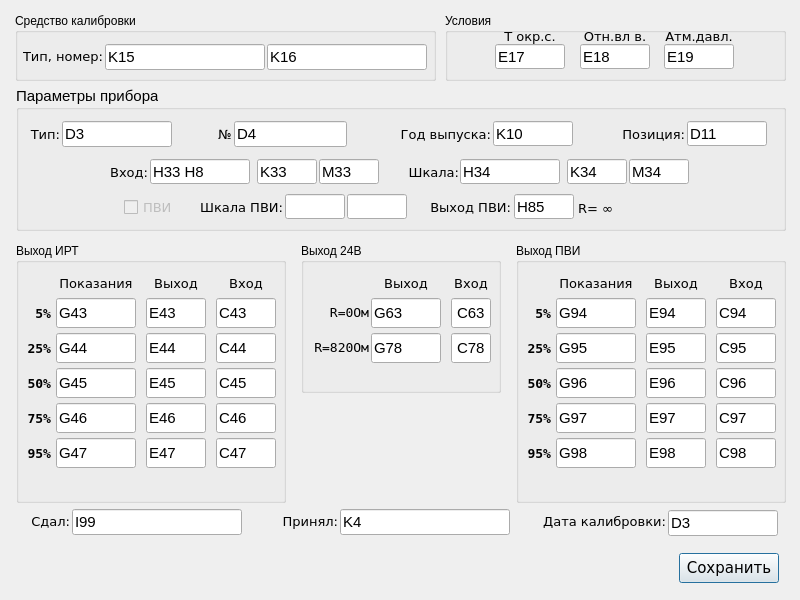
First picture: the form in settings.ui, repository asd192/CalibrationIRT59, before the edit.
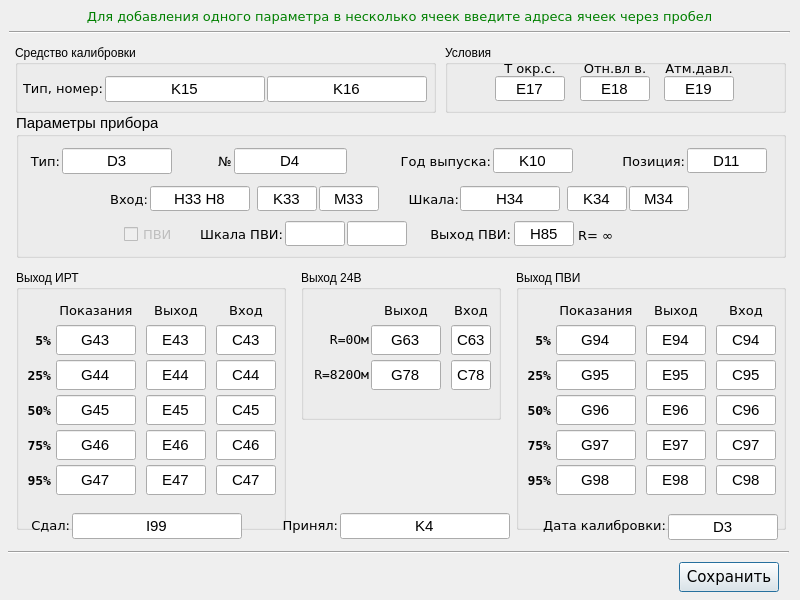
Second picture: the form after the edit.

Patch:
```diff
--- a/settings.ui
+++ b/settings.ui
@@ -17,7 +17,7 @@
    <property name="geometry">
     <rect>
      <x>16</x>
-     <y>86</y>
+     <y>113</y>
      <width>770</width>
      <height>145</height>
     </rect>
@@ -233,6 +233,7 @@
       <family>Segoe UI</family>
       <pointsize>11</pointsize>
       <weight>50</weight>
+      <italic>false</italic>
       <bold>false</bold>
      </font>
     </property>
@@ -245,6 +246,9 @@
     <property name="maxLength">
      <number>6</number>
     </property>
+    <property name="alignment">
+     <set>Qt::AlignCenter</set>
+    </property>
     <property name="readOnly">
      <bool>false</bool>
     </property>
@@ -266,6 +270,7 @@
       <family>Segoe UI</family>
       <pointsize>11</pointsize>
       <weight>50</weight>
+      <italic>false</italic>
       <bold>false</bold>
      </font>
     </property>
@@ -278,6 +283,9 @@
     <property name="maxLength">
      <number>6</number>
     </property>
+    <property name="alignment">
+     <set>Qt::AlignCenter</set>
+    </property>
     <property name="readOnly">
      <bool>false</bool>
     </property>
@@ -299,6 +307,7 @@
       <family>Segoe UI</family>
       <pointsize>11</pointsize>
       <weight>50</weight>
+      <italic>false</italic>
       <bold>false</bold>
      </font>
     </property>
@@ -314,6 +323,9 @@
     <property name="maxLength">
      <number>6</number>
     </property>
+    <property name="alignment">
+     <set>Qt::AlignCenter</set>
+    </property>
     <property name="readOnly">
      <bool>false</bool>
     </property>
@@ -335,6 +347,7 @@
       <family>Segoe UI</family>
       <pointsize>11</pointsize>
       <weight>50</weight>
+      <italic>false</italic>
       <bold>false</bold>
      </font>
     </property>
@@ -350,6 +363,9 @@
     <property name="maxLength">
      <number>6</number>
     </property>
+    <property name="alignment">
+     <set>Qt::AlignCenter</set>
+    </property>
     <property name="readOnly">
      <bool>false</bool>
     </property>
@@ -371,6 +387,7 @@
       <family>Segoe UI</family>
       <pointsize>11</pointsize>
       <weight>50</weight>
+      <italic>false</italic>
       <bold>false</bold>
      </font>
     </property>
@@ -380,6 +397,9 @@
     <property name="maxLength">
      <number>6</number>
     </property>
+    <property name="alignment">
+     <set>Qt::AlignCenter</set>
+    </property>
     <property name="readOnly">
      <bool>false</bool>
     </property>
@@ -401,6 +421,7 @@
       <family>Segoe UI</family>
       <pointsize>11</pointsize>
       <weight>50</weight>
+      <italic>false</italic>
       <bold>false</bold>
      </font>
     </property>
@@ -410,6 +431,9 @@
     <property name="maxLength">
      <number>6</number>
     </property>
+    <property name="alignment">
+     <set>Qt::AlignCenter</set>
+    </property>
     <property name="readOnly">
      <bool>false</bool>
     </property>
@@ -509,6 +533,7 @@
       <family>Segoe UI</family>
       <pointsize>11</pointsize>
       <weight>50</weight>
+      <italic>false</italic>
       <bold>false</bold>
      </font>
     </property>
@@ -518,6 +543,9 @@
     <property name="maxLength">
      <number>12</number>
     </property>
+    <property name="alignment">
+     <set>Qt::AlignCenter</set>
+    </property>
    </widget>
    <widget class="QLineEdit" name="s_parametr_position">
     <property name="geometry">
@@ -533,12 +561,16 @@
       <family>Segoe UI</family>
       <pointsize>11</pointsize>
       <weight>50</weight>
+      <italic>false</italic>
       <bold>false</bold>
      </font>
     </property>
     <property name="text">
      <string>D11</string>
     </property>
+    <property name="alignment">
+     <set>Qt::AlignCenter</set>
+    </property>
    </widget>
    <widget class="QLineEdit" name="s_parametr_type">
     <property name="geometry">
@@ -554,6 +586,7 @@
       <family>Segoe UI</family>
       <pointsize>11</pointsize>
       <weight>50</weight>
+      <italic>false</italic>
       <bold>false</bold>
      </font>
     </property>
@@ -563,6 +596,9 @@
     <property name="maxLength">
      <number>12</number>
     </property>
+    <property name="alignment">
+     <set>Qt::AlignCenter</set>
+    </property>
    </widget>
    <widget class="QLineEdit" name="s_parametr_yeaar">
     <property name="geometry">
@@ -578,12 +614,16 @@
       <family>Segoe UI</family>
       <pointsize>11</pointsize>
       <weight>50</weight>
+      <italic>false</italic>
       <bold>false</bold>
      </font>
     </property>
     <property name="text">
      <string>K10</string>
     </property>
+    <property name="alignment">
+     <set>Qt::AlignCenter</set>
+    </property>
    </widget>
    <widget class="QLineEdit" name="s_in_signal">
     <property name="enabled">
@@ -602,6 +642,7 @@
       <family>Segoe UI</family>
       <pointsize>11</pointsize>
       <weight>50</weight>
+      <italic>false</italic>
       <bold>false</bold>
      </font>
     </property>
@@ -617,6 +658,9 @@
     <property name="maxLength">
      <number>6</number>
     </property>
+    <property name="alignment">
+     <set>Qt::AlignCenter</set>
+    </property>
     <property name="readOnly">
      <bool>false</bool>
     </property>
@@ -638,6 +682,7 @@
       <family>Segoe UI</family>
       <pointsize>11</pointsize>
       <weight>50</weight>
+      <italic>false</italic>
       <bold>false</bold>
      </font>
     </property>
@@ -653,6 +698,9 @@
     <property name="maxLength">
      <number>6</number>
     </property>
+    <property name="alignment">
+     <set>Qt::AlignCenter</set>
+    </property>
     <property name="readOnly">
      <bool>false</bool>
     </property>
@@ -674,6 +722,7 @@
       <family>Segoe UI</family>
       <pointsize>11</pointsize>
       <weight>50</weight>
+      <italic>false</italic>
       <bold>false</bold>
      </font>
     </property>
@@ -686,6 +735,9 @@
     <property name="maxLength">
      <number>6</number>
     </property>
+    <property name="alignment">
+     <set>Qt::AlignCenter</set>
+    </property>
     <property name="readOnly">
      <bool>false</bool>
     </property>
@@ -695,7 +747,7 @@
    <property name="geometry">
     <rect>
      <x>445</x>
-     <y>13</y>
+     <y>45</y>
      <width>341</width>
      <height>68</height>
     </rect>
@@ -755,6 +807,7 @@
       <family>Segoe UI</family>
       <pointsize>11</pointsize>
       <weight>50</weight>
+      <italic>false</italic>
       <bold>false</bold>
      </font>
     </property>
@@ -767,6 +820,9 @@
     <property name="maxLength">
      <number>6</number>
     </property>
+    <property name="alignment">
+     <set>Qt::AlignCenter</set>
+    </property>
     <property name="readOnly">
      <bool>false</bool>
     </property>
@@ -814,6 +870,7 @@
       <family>Segoe UI</family>
       <pointsize>11</pointsize>
       <weight>50</weight>
+      <italic>false</italic>
       <bold>false</bold>
      </font>
     </property>
@@ -826,6 +883,9 @@
     <property name="maxLength">
      <number>6</number>
     </property>
+    <property name="alignment">
+     <set>Qt::AlignCenter</set>
+    </property>
     <property name="readOnly">
      <bool>false</bool>
     </property>
@@ -873,6 +933,7 @@
       <family>Segoe UI</family>
       <pointsize>11</pointsize>
       <weight>50</weight>
+      <italic>false</italic>
       <bold>false</bold>
      </font>
     </property>
@@ -885,6 +946,9 @@
     <property name="maxLength">
      <number>6</number>
     </property>
+    <property name="alignment">
+     <set>Qt::AlignCenter</set>
+    </property>
     <property name="readOnly">
      <bool>false</bool>
     </property>
@@ -894,7 +958,7 @@
    <property name="geometry">
     <rect>
      <x>15</x>
-     <y>13</y>
+     <y>45</y>
      <width>421</width>
      <height>68</height>
     </rect>
@@ -951,6 +1015,7 @@
       <family>Segoe UI</family>
       <pointsize>11</pointsize>
       <weight>50</weight>
+      <italic>false</italic>
       <bold>false</bold>
      </font>
     </property>
@@ -960,6 +1025,9 @@
     <property name="maxLength">
      <number>12</number>
     </property>
+    <property name="alignment">
+     <set>Qt::AlignCenter</set>
+    </property>
    </widget>
    <widget class="QLineEdit" name="s_calibr_number">
     <property name="geometry">
@@ -975,6 +1043,7 @@
       <family>Segoe UI</family>
       <pointsize>11</pointsize>
       <weight>50</weight>
+      <italic>false</italic>
       <bold>false</bold>
      </font>
     </property>
@@ -984,13 +1053,16 @@
     <property name="maxLength">
      <number>12</number>
     </property>
+    <property name="alignment">
+     <set>Qt::AlignCenter</set>
+    </property>
    </widget>
   </widget>
   <widget class="QLabel" name="label_s_adopted">
    <property name="geometry">
     <rect>
      <x>278</x>
-     <y>513</y>
+     <y>517</y>
      <width>60</width>
      <height>16</height>
     </rect>
@@ -1014,7 +1086,7 @@
    <property name="geometry">
     <rect>
      <x>301</x>
-     <y>243</y>
+     <y>270</y>
      <width>200</width>
      <height>150</height>
     </rect>
@@ -1086,6 +1158,7 @@
      <font>
       <family>Segoe UI</family>
       <pointsize>11</pointsize>
+      <italic>false</italic>
      </font>
     </property>
     <property name="text">
@@ -1135,6 +1208,7 @@
      <font>
       <family>Segoe UI</family>
       <pointsize>11</pointsize>
+      <italic>false</italic>
      </font>
     </property>
     <property name="text">
@@ -1143,6 +1217,9 @@
     <property name="maxLength">
      <number>7</number>
     </property>
+    <property name="alignment">
+     <set>Qt::AlignCenter</set>
+    </property>
    </widget>
    <widget class="QLabel" name="label_s_24">
     <property name="geometry">
@@ -1184,6 +1261,7 @@
      <font>
       <family>Segoe UI</family>
       <pointsize>11</pointsize>
+      <italic>false</italic>
      </font>
     </property>
     <property name="text">
@@ -1209,6 +1287,7 @@
      <font>
       <family>Segoe UI</family>
       <pointsize>11</pointsize>
+      <italic>false</italic>
      </font>
     </property>
     <property name="text">
@@ -1217,13 +1296,16 @@
     <property name="maxLength">
      <number>7</number>
     </property>
+    <property name="alignment">
+     <set>Qt::AlignCenter</set>
+    </property>
    </widget>
   </widget>
   <widget class="QGroupBox" name="groupBox_s_out_irt">
    <property name="geometry">
     <rect>
      <x>16</x>
-     <y>243</y>
+     <y>270</y>
      <width>270</width>
      <height>260</height>
     </rect>
@@ -1247,6 +1329,7 @@
      <font>
       <family>Segoe UI</family>
       <pointsize>11</pointsize>
+      <italic>false</italic>
      </font>
     </property>
     <property name="inputMask">
@@ -1264,6 +1347,9 @@
     <property name="cursorPosition">
      <number>3</number>
     </property>
+    <property name="alignment">
+     <set>Qt::AlignCenter</set>
+    </property>
     <property name="placeholderText">
      <string/>
     </property>
@@ -1311,6 +1397,7 @@
      <font>
       <family>Segoe UI</family>
       <pointsize>11</pointsize>
+      <italic>false</italic>
      </font>
     </property>
     <property name="text">
@@ -1319,6 +1406,9 @@
     <property name="maxLength">
      <number>10</number>
     </property>
+    <property name="alignment">
+     <set>Qt::AlignCenter</set>
+    </property>
    </widget>
    <widget class="QLineEdit" name="s_out_irt_in_50">
     <property name="enabled">
@@ -1336,11 +1426,15 @@
      <font>
       <family>Segoe UI</family>
       <pointsize>11</pointsize>
+      <italic>false</italic>
      </font>
     </property>
     <property name="text">
      <string>C45</string>
     </property>
+    <property name="alignment">
+     <set>Qt::AlignCenter</set>
+    </property>
     <property name="readOnly">
      <bool>false</bool>
     </property>
@@ -1361,6 +1455,7 @@
      <font>
       <family>Segoe UI</family>
       <pointsize>11</pointsize>
+      <italic>false</italic>
      </font>
     </property>
     <property name="inputMethodHints">
@@ -1369,6 +1464,9 @@
     <property name="text">
      <string>C43</string>
     </property>
+    <property name="alignment">
+     <set>Qt::AlignCenter</set>
+    </property>
     <property name="readOnly">
      <bool>false</bool>
     </property>
@@ -1386,6 +1484,7 @@
      <font>
       <family>Segoe UI</family>
       <pointsize>11</pointsize>
+      <italic>false</italic>
      </font>
     </property>
     <property name="text">
@@ -1394,6 +1493,9 @@
     <property name="maxLength">
      <number>10</number>
     </property>
+    <property name="alignment">
+     <set>Qt::AlignCenter</set>
+    </property>
     <property name="clearButtonEnabled">
      <bool>false</bool>
     </property>
@@ -1435,6 +1537,7 @@
      <font>
       <family>Segoe UI</family>
       <pointsize>11</pointsize>
+      <italic>false</italic>
      </font>
     </property>
     <property name="text">
@@ -1443,6 +1546,9 @@
     <property name="maxLength">
      <number>10</number>
     </property>
+    <property name="alignment">
+     <set>Qt::AlignCenter</set>
+    </property>
     <property name="clearButtonEnabled">
      <bool>false</bool>
     </property>
@@ -1559,11 +1665,15 @@
      <font>
       <family>Segoe UI</family>
       <pointsize>11</pointsize>
+      <italic>false</italic>
      </font>
     </property>
     <property name="text">
      <string>C44</string>
     </property>
+    <property name="alignment">
+     <set>Qt::AlignCenter</set>
+    </property>
     <property name="readOnly">
      <bool>false</bool>
     </property>
@@ -1581,6 +1691,7 @@
      <font>
       <family>Segoe UI</family>
       <pointsize>11</pointsize>
+      <italic>false</italic>
      </font>
     </property>
     <property name="text">
@@ -1589,6 +1700,9 @@
     <property name="maxLength">
      <number>10</number>
     </property>
+    <property name="alignment">
+     <set>Qt::AlignCenter</set>
+    </property>
    </widget>
    <widget class="QLineEdit" name="s_out_irt_in_75">
     <property name="enabled">
@@ -1606,11 +1720,15 @@
      <font>
       <family>Segoe UI</family>
       <pointsize>11</pointsize>
+      <italic>false</italic>
      </font>
     </property>
     <property name="text">
      <string>C46</string>
     </property>
+    <property name="alignment">
+     <set>Qt::AlignCenter</set>
+    </property>
     <property name="readOnly">
      <bool>false</bool>
     </property>
@@ -1631,11 +1749,15 @@
      <font>
       <family>Segoe UI</family>
       <pointsize>11</pointsize>
+      <italic>false</italic>
      </font>
     </property>
     <property name="text">
      <string>C47</string>
     </property>
+    <property name="alignment">
+     <set>Qt::AlignCenter</set>
+    </property>
     <property name="readOnly">
      <bool>false</bool>
     </property>
@@ -1704,11 +1826,15 @@
      <font>
       <family>Segoe UI</family>
       <pointsize>11</pointsize>
+      <italic>false</italic>
      </font>
     </property>
     <property name="text">
      <string>E45</string>
     </property>
+    <property name="alignment">
+     <set>Qt::AlignCenter</set>
+    </property>
     <property name="readOnly">
      <bool>false</bool>
     </property>
@@ -1729,6 +1855,7 @@
      <font>
       <family>Segoe UI</family>
       <pointsize>11</pointsize>
+      <italic>false</italic>
      </font>
     </property>
     <property name="inputMethodHints">
@@ -1737,6 +1864,9 @@
     <property name="text">
      <string>E43</string>
     </property>
+    <property name="alignment">
+     <set>Qt::AlignCenter</set>
+    </property>
     <property name="readOnly">
      <bool>false</bool>
     </property>
@@ -1757,11 +1887,15 @@
      <font>
       <family>Segoe UI</family>
       <pointsize>11</pointsize>
+      <italic>false</italic>
      </font>
     </property>
     <property name="text">
      <string>E44</string>
     </property>
+    <property name="alignment">
+     <set>Qt::AlignCenter</set>
+    </property>
     <property name="readOnly">
      <bool>false</bool>
     </property>
@@ -1782,11 +1916,15 @@
      <font>
       <family>Segoe UI</family>
       <pointsize>11</pointsize>
+      <italic>false</italic>
      </font>
     </property>
     <property name="text">
      <string>E46</string>
     </property>
+    <property name="alignment">
+     <set>Qt::AlignCenter</set>
+    </property>
     <property name="readOnly">
      <bool>false</bool>
     </property>
@@ -1807,11 +1945,15 @@
      <font>
       <family>Segoe UI</family>
       <pointsize>11</pointsize>
+      <italic>false</italic>
      </font>
     </property>
     <property name="text">
      <string>E47</string>
     </property>
+    <property name="alignment">
+     <set>Qt::AlignCenter</set>
+    </property>
     <property name="readOnly">
      <bool>false</bool>
     </property>
@@ -1821,7 +1963,7 @@
    <property name="geometry">
     <rect>
      <x>10</x>
-     <y>513</y>
+     <y>517</y>
      <width>60</width>
      <height>16</height>
     </rect>
@@ -1848,7 +1990,7 @@
    <property name="geometry">
     <rect>
      <x>516</x>
-     <y>243</y>
+     <y>270</y>
      <width>270</width>
      <height>260</height>
     </rect>
@@ -1872,6 +2014,7 @@
      <font>
       <family>Segoe UI</family>
       <pointsize>11</pointsize>
+      <italic>false</italic>
      </font>
     </property>
     <property name="inputMask">
@@ -1889,6 +2032,9 @@
     <property name="cursorPosition">
      <number>3</number>
     </property>
+    <property name="alignment">
+     <set>Qt::AlignCenter</set>
+    </property>
     <property name="placeholderText">
      <string/>
     </property>
@@ -1939,6 +2085,7 @@
      <font>
       <family>Segoe UI</family>
       <pointsize>11</pointsize>
+      <italic>false</italic>
      </font>
     </property>
     <property name="text">
@@ -1947,6 +2094,9 @@
     <property name="maxLength">
      <number>10</number>
     </property>
+    <property name="alignment">
+     <set>Qt::AlignCenter</set>
+    </property>
    </widget>
    <widget class="QLineEdit" name="s_out_pvi_in_50">
     <property name="enabled">
@@ -1964,11 +2114,15 @@
      <font>
       <family>Segoe UI</family>
       <pointsize>11</pointsize>
+      <italic>false</italic>
      </font>
     </property>
     <property name="text">
      <string>C96</string>
     </property>
+    <property name="alignment">
+     <set>Qt::AlignCenter</set>
+    </property>
     <property name="readOnly">
      <bool>false</bool>
     </property>
@@ -1989,6 +2143,7 @@
      <font>
       <family>Segoe UI</family>
       <pointsize>11</pointsize>
+      <italic>false</italic>
      </font>
     </property>
     <property name="inputMethodHints">
@@ -1997,6 +2152,9 @@
     <property name="text">
      <string>C94</string>
     </property>
+    <property name="alignment">
+     <set>Qt::AlignCenter</set>
+    </property>
     <property name="readOnly">
      <bool>false</bool>
     </property>
@@ -2017,6 +2175,7 @@
      <font>
       <family>Segoe UI</family>
       <pointsize>11</pointsize>
+      <italic>false</italic>
      </font>
     </property>
     <property name="text">
@@ -2025,6 +2184,9 @@
     <property name="maxLength">
      <number>10</number>
     </property>
+    <property name="alignment">
+     <set>Qt::AlignCenter</set>
+    </property>
     <property name="clearButtonEnabled">
      <bool>false</bool>
     </property>
@@ -2069,6 +2231,7 @@
      <font>
       <family>Segoe UI</family>
       <pointsize>11</pointsize>
+      <italic>false</italic>
      </font>
     </property>
     <property name="text">
@@ -2077,6 +2240,9 @@
     <property name="maxLength">
      <number>10</number>
     </property>
+    <property name="alignment">
+     <set>Qt::AlignCenter</set>
+    </property>
     <property name="clearButtonEnabled">
      <bool>false</bool>
     </property>
@@ -2193,11 +2359,15 @@
      <font>
       <family>Segoe UI</family>
       <pointsize>11</pointsize>
+      <italic>false</italic>
      </font>
     </property>
     <property name="text">
      <string>C95</string>
     </property>
+    <property name="alignment">
+     <set>Qt::AlignCenter</set>
+    </property>
     <property name="readOnly">
      <bool>false</bool>
     </property>
@@ -2218,6 +2388,7 @@
      <font>
       <family>Segoe UI</family>
       <pointsize>11</pointsize>
+      <italic>false</italic>
      </font>
     </property>
     <property name="text">
@@ -2226,6 +2397,9 @@
     <property name="maxLength">
      <number>10</number>
     </property>
+    <property name="alignment">
+     <set>Qt::AlignCenter</set>
+    </property>
    </widget>
    <widget class="QLineEdit" name="s_out_pvi_in_75">
     <property name="enabled">
@@ -2243,11 +2417,15 @@
      <font>
       <family>Segoe UI</family>
       <pointsize>11</pointsize>
+      <italic>false</italic>
      </font>
     </property>
     <property name="text">
      <string>C97</string>
     </property>
+    <property name="alignment">
+     <set>Qt::AlignCenter</set>
+    </property>
     <property name="readOnly">
      <bool>false</bool>
     </property>
@@ -2268,11 +2446,15 @@
      <font>
       <family>Segoe UI</family>
       <pointsize>11</pointsize>
+      <italic>false</italic>
      </font>
     </property>
     <property name="text">
      <string>C98</string>
     </property>
+    <property name="alignment">
+     <set>Qt::AlignCenter</set>
+    </property>
     <property name="readOnly">
      <bool>false</bool>
     </property>
@@ -2318,11 +2500,15 @@
      <font>
       <family>Segoe UI</family>
       <pointsize>11</pointsize>
+      <italic>false</italic>
      </font>
     </property>
     <property name="text">
      <string>E98</string>
     </property>
+    <property name="alignment">
+     <set>Qt::AlignCenter</set>
+    </property>
     <property name="readOnly">
      <bool>false</bool>
     </property>
@@ -2343,6 +2529,7 @@
      <font>
       <family>Segoe UI</family>
       <pointsize>11</pointsize>
+      <italic>false</italic>
      </font>
     </property>
     <property name="inputMethodHints">
@@ -2351,6 +2538,9 @@
     <property name="text">
      <string>E94</string>
     </property>
+    <property name="alignment">
+     <set>Qt::AlignCenter</set>
+    </property>
     <property name="readOnly">
      <bool>false</bool>
     </property>
@@ -2371,11 +2561,15 @@
      <font>
       <family>Segoe UI</family>
       <pointsize>11</pointsize>
+      <italic>false</italic>
      </font>
     </property>
     <property name="text">
      <string>E96</string>
     </property>
+    <property name="alignment">
+     <set>Qt::AlignCenter</set>
+    </property>
     <property name="readOnly">
      <bool>false</bool>
     </property>
@@ -2420,11 +2614,15 @@
      <font>
       <family>Segoe UI</family>
       <pointsize>11</pointsize>
+      <italic>false</italic>
      </font>
     </property>
     <property name="text">
      <string>E95</string>
     </property>
+    <property name="alignment">
+     <set>Qt::AlignCenter</set>
+    </property>
     <property name="readOnly">
      <bool>false</bool>
     </property>
@@ -2445,11 +2643,15 @@
      <font>
       <family>Segoe UI</family>
       <pointsize>11</pointsize>
+      <italic>false</italic>
      </font>
     </property>
     <property name="text">
      <string>E97</string>
     </property>
+    <property name="alignment">
+     <set>Qt::AlignCenter</set>
+    </property>
     <property name="readOnly">
      <bool>false</bool>
     </property>
@@ -2459,7 +2661,7 @@
    <property name="geometry">
     <rect>
      <x>535</x>
-     <y>513</y>
+     <y>517</y>
      <width>131</width>
      <height>16</height>
     </rect>
@@ -2483,7 +2685,7 @@
    <property name="geometry">
     <rect>
      <x>679</x>
-     <y>553</y>
+     <y>562</y>
      <width>100</width>
      <height>30</height>
     </rect>
@@ -2505,7 +2707,7 @@
    <property name="geometry">
     <rect>
      <x>72</x>
-     <y>509</y>
+     <y>513</y>
      <width>170</width>
      <height>26</height>
     </rect>
@@ -2515,6 +2717,7 @@
      <family>Segoe UI</family>
      <pointsize>11</pointsize>
      <weight>50</weight>
+     <italic>false</italic>
      <bold>false</bold>
     </font>
    </property>
@@ -2524,12 +2727,15 @@
    <property name="maxLength">
     <number>12</number>
    </property>
+   <property name="alignment">
+    <set>Qt::AlignCenter</set>
+   </property>
   </widget>
   <widget class="QLineEdit" name="s_adopted">
    <property name="geometry">
     <rect>
      <x>340</x>
-     <y>509</y>
+     <y>513</y>
      <width>170</width>
      <height>26</height>
     </rect>
@@ -2539,6 +2745,7 @@
      <family>Segoe UI</family>
      <pointsize>11</pointsize>
      <weight>50</weight>
+     <italic>false</italic>
      <bold>false</bold>
     </font>
    </property>
@@ -2548,12 +2755,15 @@
    <property name="maxLength">
     <number>12</number>
    </property>
+   <property name="alignment">
+    <set>Qt::AlignCenter</set>
+   </property>
   </widget>
   <widget class="QLineEdit" name="s_date_calibration">
    <property name="geometry">
     <rect>
      <x>668</x>
-     <y>510</y>
+     <y>514</y>
      <width>110</width>
      <height>26</height>
     </rect>
@@ -2563,6 +2773,7 @@
      <family>Segoe UI</family>
      <pointsize>11</pointsize>
      <weight>50</weight>
+     <italic>false</italic>
      <bold>false</bold>
     </font>
    </property>
@@ -2571,6 +2782,64 @@
    </property>
    <property name="maxLength">
     <number>12</number>
+   </property>
+   <property name="alignment">
+    <set>Qt::AlignCenter</set>
+   </property>
+  </widget>
+  <widget class="QLabel" name="label_s_help">
+   <property name="geometry">
+    <rect>
+     <x>9</x>
+     <y>6</y>
+     <width>781</width>
+     <height>20</height>
+    </rect>
+   </property>
+   <property name="font">
+    <font>
+     <family>DejaVu Sans</family>
+     <pointsize>10</pointsize>
+     <weight>50</weight>
+     <italic>false</italic>
+     <bold>false</bold>
+     <kerning>true</kerning>
+    </font>
+   </property>
+   <property name="styleSheet">
+    <string notr="true">color: green</string>
+   </property>
+   <property name="text">
+    <string>Для добавления одного параметра в несколько ячеек введите адреса ячеек через пробел</string>
+   </property>
+   <property name="alignment">
+    <set>Qt::AlignCenter</set>
+   </property>
+  </widget>
+  <widget class="Line" name="line">
+   <property name="geometry">
+    <rect>
+     <x>9</x>
+     <y>22</y>
+     <width>781</width>
+     <height>20</height>
+    </rect>
+   </property>
+   <property name="orientation">
+    <enum>Qt::Horizontal</enum>
+   </property>
+  </widget>
+  <widget class="Line" name="line_2">
+   <property name="geometry">
+    <rect>
+     <x>8</x>
+     <y>542</y>
+     <width>781</width>
+     <height>20</height>
+    </rect>
+   </property>
+   <property name="orientation">
+    <enum>Qt::Horizontal</enum>
    </property>
   </widget>
  </widget>
```
Left out of the diff: 8 changed lines with no effect on the pictures.
